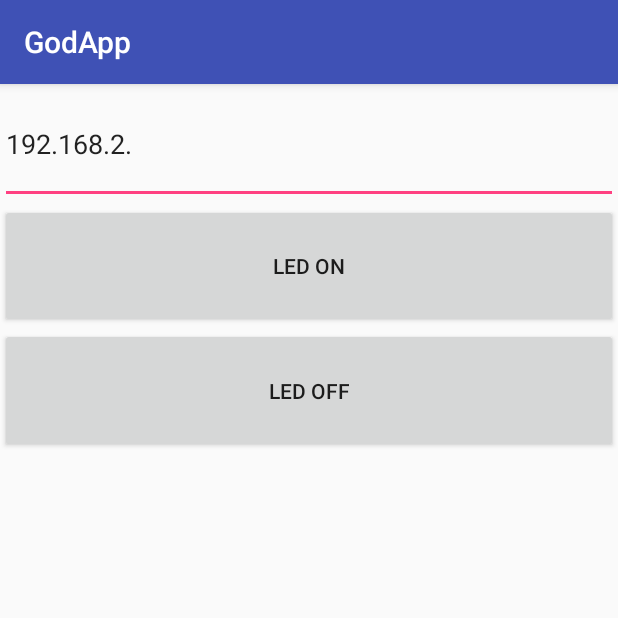
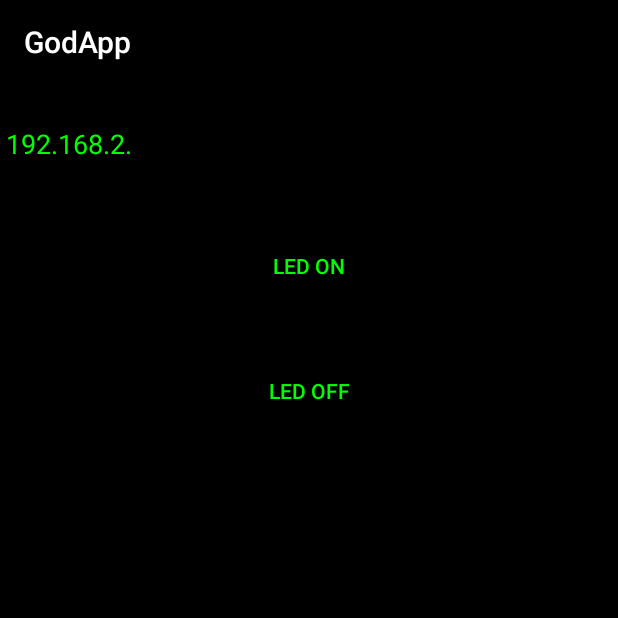
Before and after one commit to Honny1/AndroidGodApp, an Android app: the screen it shows after launch (MainActivity), on a phone screen of 412 x 824 dp, the top half of it. Run offline under Robolectric (Android 15) with nearby library versions, the light colour scheme and no system bars.

Commit message:
change user interface

```diff
--- a/app/src/main/res/layout/activity_main.xml
+++ b/app/src/main/res/layout/activity_main.xml
@@ -4,7 +4,8 @@
     android:layout_height="match_parent"
     android:orientation="vertical"
     tools:context=".MainActivity"
-    android:weightSum="1">
+    android:weightSum="1"
+    android:background="#000">
 
 
 
@@ -13,31 +14,41 @@
         android:layout_width="match_parent"
         android:layout_height="wrap_content"
         android:text="192.168.2."
-        android:layout_weight="0.06" />
+        android:layout_weight="0.06"
+        android:textColor="#00ff00"
+        android:inputType="phone|textMultiLine"/>
 
     <Button
         android:id="@+id/bon"
         android:layout_width="match_parent"
         android:layout_height="wrap_content"
         android:text="LED ON"
-        android:layout_weight="0.06" />
+        android:layout_weight="0.06"
+        android:background="#000"
+        android:textColor="#00ff00"/>
 
     <Button
         android:id="@+id/boff"
         android:layout_width="match_parent"
         android:layout_height="wrap_content"
         android:text="LED OFF"
-        android:layout_weight="0.06" />
+        android:layout_weight="0.06"
+        android:background="#000"
+        android:textColor="#00ff00"/>
     <TextView
         android:id="@+id/info1"
         android:layout_width="match_parent"
         android:layout_height="wrap_content"
         android:textStyle="italic"
-        android:layout_weight="0.06"/>
+        android:layout_weight="0.06"
+        android:background="#000"
+        android:textColor="#00ff00"/>
     <TextView
         android:id="@+id/info2"
         android:layout_width="match_parent"
         android:layout_height="wrap_content"
         android:textStyle="bold"
-        android:layout_weight="0.06"/>
+        android:layout_weight="0.06"
+        android:background="#000"
+        android:textColor="#00ff00"/>
 </LinearLayout>
--- a/app/src/main/res/values/colors.xml
+++ b/app/src/main/res/values/colors.xml
@@ -1,6 +1,6 @@
 <?xml version="1.0" encoding="utf-8"?>
 <resources>
-    <color name="colorPrimary">#3F51B5</color>
-    <color name="colorPrimaryDark">#303F9F</color>
-    <color name="colorAccent">#FF4081</color>
+    <color name="colorPrimary">#000</color>
+    <color name="colorPrimaryDark">#000</color>
+    <color name="colorAccent">#000</color>
 </resources>
```
